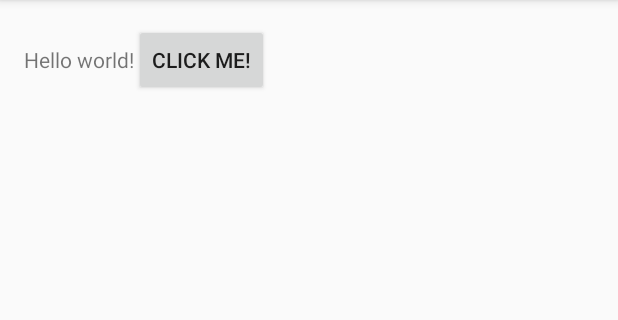
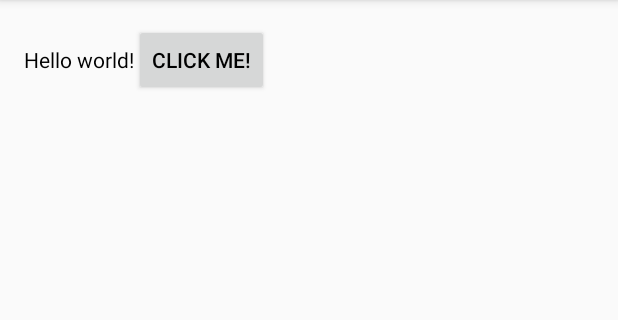
Before and after one commit to mra48/garden_app, an Android app: the screen it shows after launch (MainActivity), on a phone screen of 412 x 824 dp, the part 84-404 px from its top. Run offline under Robolectric (Android 15) with nearby library versions, the phone set to English and light mode, and no system bars.

Commit message:
Defined text and button color

```diff
--- a/GardenApp/app/src/main/res/layout/activity_main.xml
+++ b/GardenApp/app/src/main/res/layout/activity_main.xml
@@ -6,11 +6,13 @@
     android:paddingBottom="@dimen/activity_vertical_margin" tools:context=".MainActivity">
 
     <TextView android:text="@string/hello_world" android:layout_width="wrap_content"
-        android:layout_height="wrap_content" />
+        android:layout_height="wrap_content"
+        android:textColor="@android:color/black" />
     <Button
         android:layout_width="wrap_content"
         android:layout_height="wrap_content"
         android:text="@string/button1"
-        android:onClick="changeToScreen2"/>
+        android:onClick="changeToScreen2"
+        android:textColor="@android:color/black" />
 
 </LinearLayout>
```
